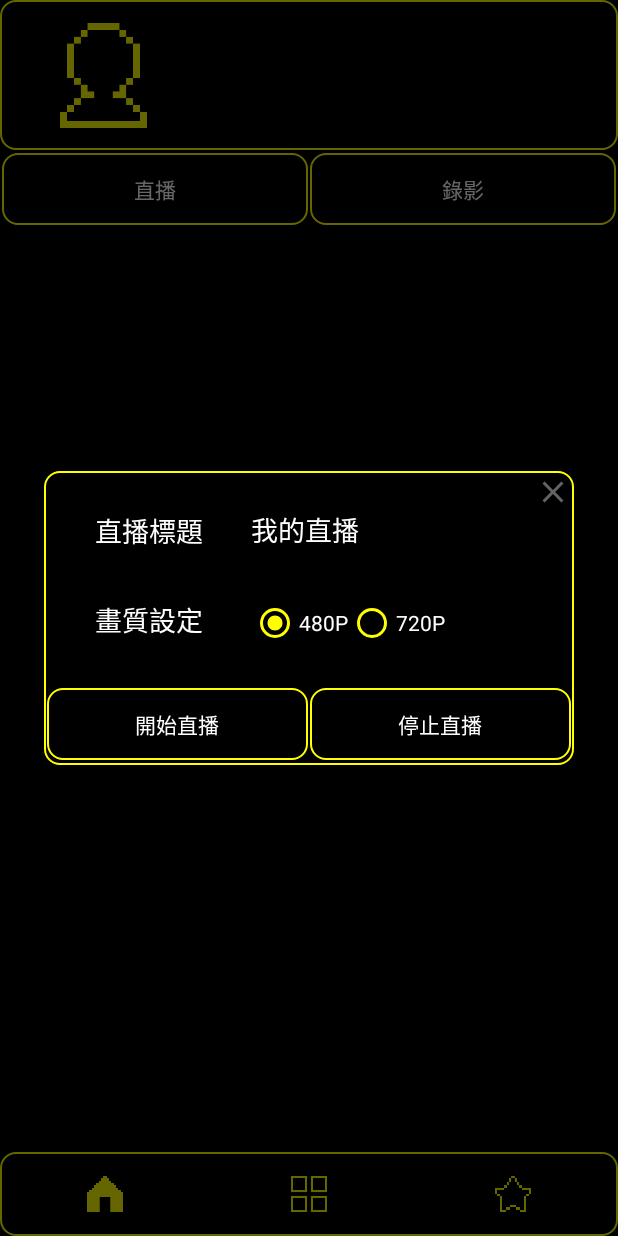
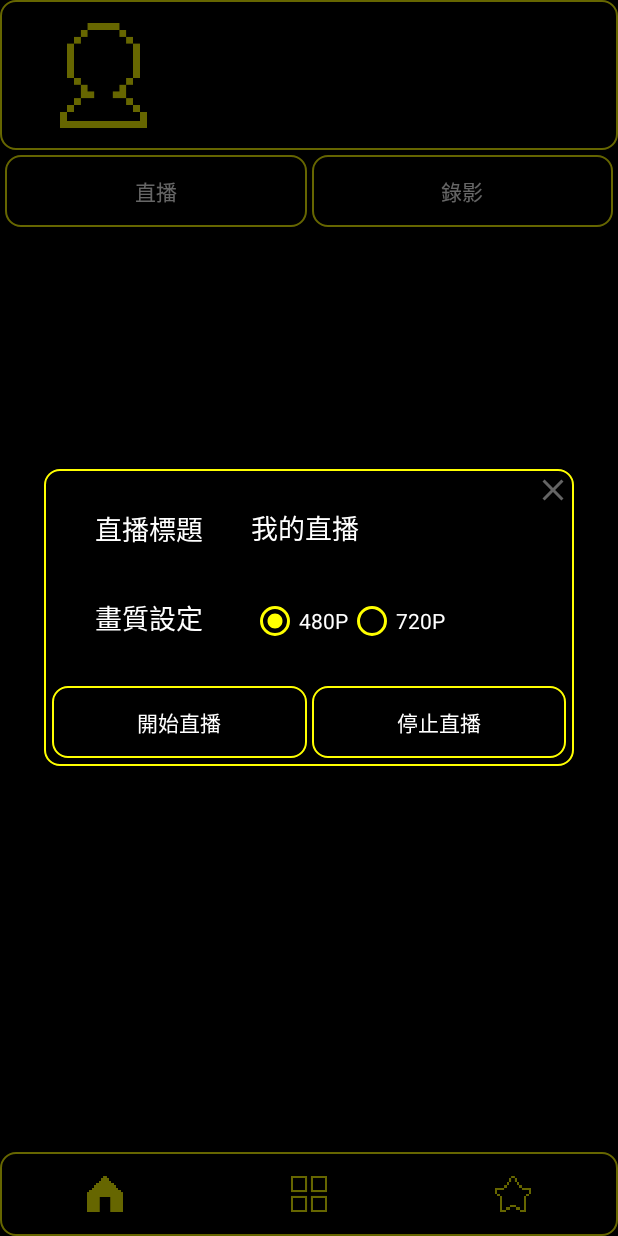
Before and after one commit to fertalizer/StreamProject, an Android app: the HotsFragment screen opened directly, with no data from a screen before it, after a tap on "直播", on a phone screen of 412 x 824 dp. Run offline under Robolectric (Android 15) with nearby library versions, the phone set to English and light mode, and no system bars; our stand-ins replace Firebase (no records; nobody signed in at launch, a user with empty details on screens opened directly), Picasso; libraries missing offline, so code that uses them is left out: com.google.api.client, com.google.api.services, com.ksyun.media, pub.devrel.easypermissions; plain views replace ShapedImageView; pictures from the network do not load; Roboto replaces fonts that are not available here; 30 statements that could not run were skipped.

Commit message:
Change some UI padding

```diff
--- a/app/src/main/java/com/mark/streamproject/MainContract.java
+++ b/app/src/main/java/com/mark/streamproject/MainContract.java
@@ -53,7 +53,7 @@ public interface MainContract {
 
         User getUserData();
 
-
+        void createRoom(String title, String tag, String image, String watchId, long publishTime);
 
     }
 }
--- a/app/src/main/res/layout/dialog_stream.xml
+++ b/app/src/main/res/layout/dialog_stream.xml
@@ -10,6 +10,7 @@
         android:id="@+id/button_cancel"
         android:layout_width="0dp"
         android:layout_height="wrap_content"
+        android:layout_marginEnd="3dp"
         android:background="@drawable/stroke_another"
         android:text="停止直播"
         android:textColor="@color/white"
@@ -22,9 +23,10 @@
         android:id="@+id/button_start"
         android:layout_width="0dp"
         android:layout_height="wrap_content"
+        android:layout_marginStart="3dp"
         android:layout_marginTop="32dp"
-        android:layout_marginEnd="1dp"
-        android:layout_marginBottom="1dp"
+        android:layout_marginEnd="3dp"
+        android:layout_marginBottom="3dp"
         android:background="@drawable/stroke_another"
         android:text="開始直播"
         android:textColor="@color/white"
--- a/app/src/main/res/layout/fragment_hots.xml
+++ b/app/src/main/res/layout/fragment_hots.xml
@@ -12,8 +12,9 @@
         android:id="@+id/button_stream"
         android:layout_width="0dp"
         android:layout_height="wrap_content"
-        android:layout_marginStart="1dp"
-        android:layout_marginTop="2dp"
+        android:layout_marginStart="3dp"
+        android:layout_marginTop="3dp"
+        android:layout_marginEnd="3dp"
         android:background="@drawable/stroke_another"
         android:text="直播"
         android:textColor="@color/white"
@@ -26,8 +27,7 @@
         android:id="@+id/button_record"
         android:layout_width="0dp"
         android:layout_height="wrap_content"
-        android:layout_marginStart="1dp"
-        android:layout_marginEnd="1dp"
+        android:layout_marginEnd="3dp"
         android:background="@drawable/stroke_another"
         android:text="錄影"
         android:textColor="@color/white"
```
Also changed, not shown: app/src/main/java/com/mark/streamproject/MainPresenter.java (+10 -1 lines).
